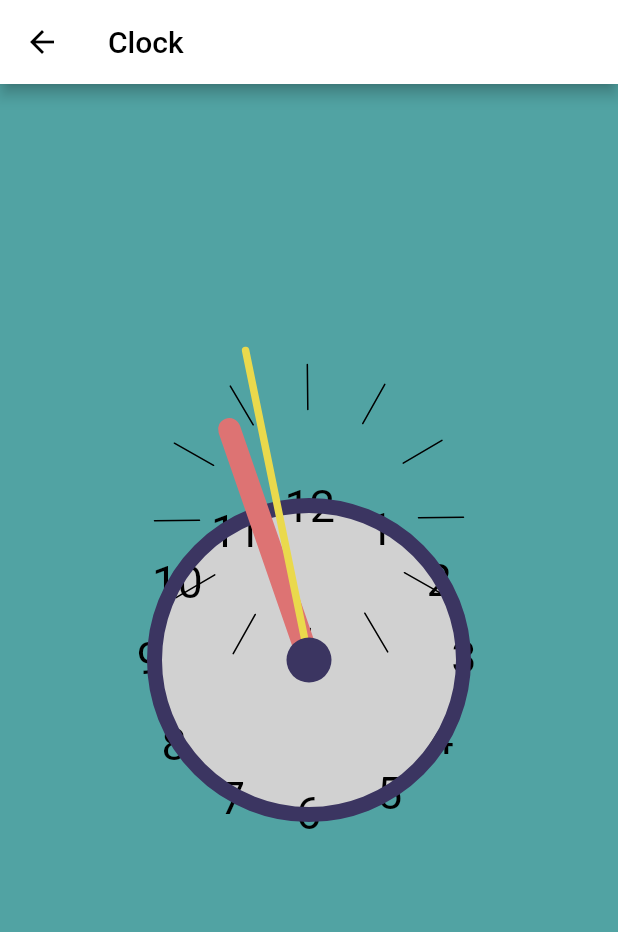
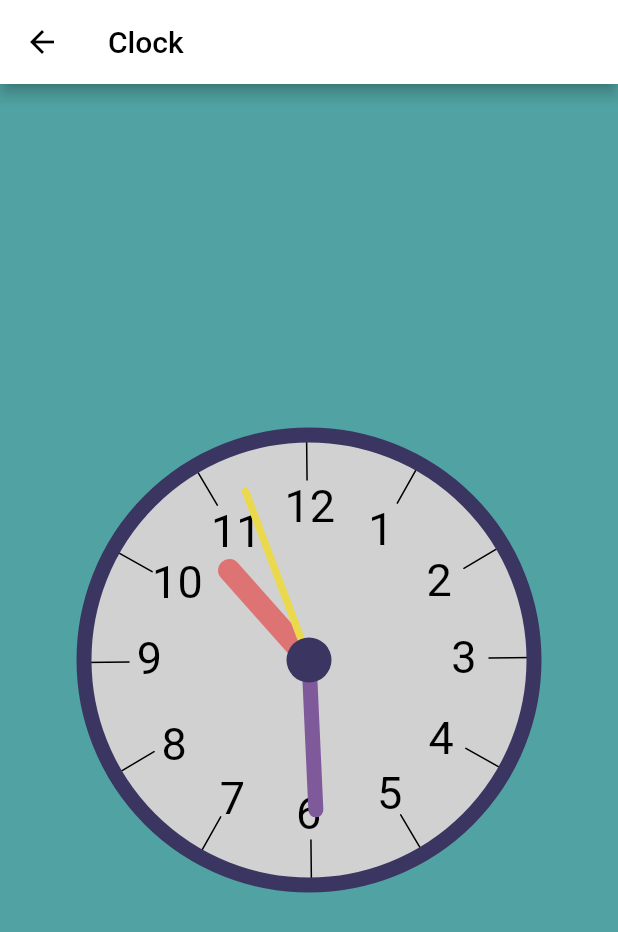
Before and after one commit to kamskr/flutter_ui_challenges, a Flutter app: the screen it shows after launch, after a tap on "Animated clock", on a phone screen of 412 x 824 dp. Shown: the top 932 px of the screen. Run offline on Flutter 3.47's test engine with Material 2 defaults, Android fonts, the phone set to English and light mode, and no system bars.

Commit message:
fix clock

```diff
--- a/lib/challenges/animated_clock/animated_clock.dart
+++ b/lib/challenges/animated_clock/animated_clock.dart
@@ -52,9 +52,11 @@ class __ClockState extends State<_Clock> {
   Widget build(BuildContext context) {
     return Center(
       child: SizedBox(
-        width: 600,
-        height: 600,
-        child: CustomPaint(painter: _ClockPainter()),
+        width: 300,
+        height: 300,
+        child: CustomPaint(
+          painter: _ClockPainter(),
+        ),
       ),
     );
   }
@@ -68,7 +70,7 @@ class _ClockPainter extends CustomPainter {
     var centerX = size.width / 2;
     var centerY = size.height / 2;
     var center = Offset(centerX, centerY);
-    var radius = min(centerX, centerY) / 2;
+    var radius = max(centerX, centerY);
 
     /// Board of the clock
     var fillBrush = Paint()..color = const Color(0xFFD1D1D1);
```
Also changed, not shown: firebase.json (added), 1 other file.
